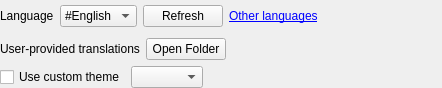
This is Beeftext/Preferences/Panes/PrefPaneAppearance.ui in jubalslone/Beeftext as Qt 5 draws it before an edit. The edited form follows.
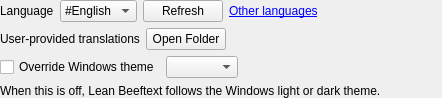
This is the edited form.

Commit message: Finish Lean Beeftext 1.0 product branding

Patch:
```diff
--- a/Beeftext/Preferences/Panes/PrefPaneAppearance.ui
+++ b/Beeftext/Preferences/Panes/PrefPaneAppearance.ui
@@ -118,7 +118,7 @@
      <item>
       <widget class="QCheckBox" name="checkUseCustomTheme">
        <property name="text">
-        <string>Use custom theme</string>
+        <string>Override Windows theme</string>
        </property>
       </widget>
      </item>
@@ -144,6 +144,16 @@
      </item>
     </layout>
    </item>
+   <item>
+    <widget class="QLabel" name="labelThemeHelp">
+     <property name="text">
+      <string>When this is off, Lean Beeftext follows the Windows light or dark theme.</string>
+     </property>
+     <property name="wordWrap">
+      <bool>true</bool>
+     </property>
+    </widget>
+   </item>
   </layout>
  </widget>
  <resources/>
```
The commit also changes 37 other files.
